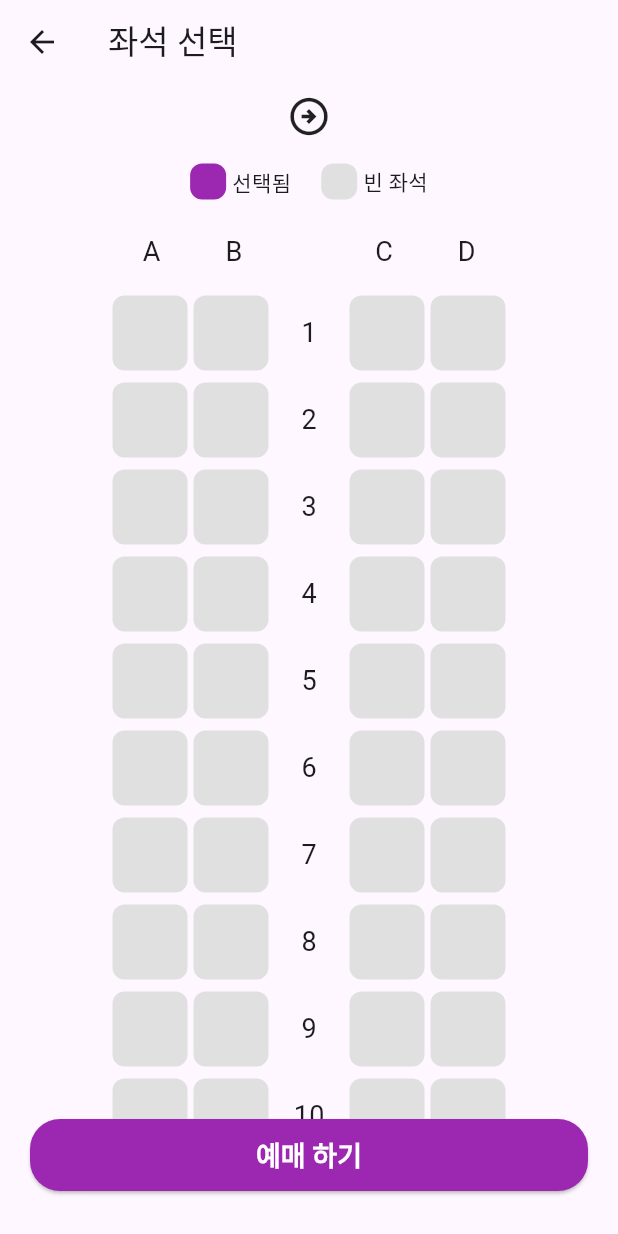
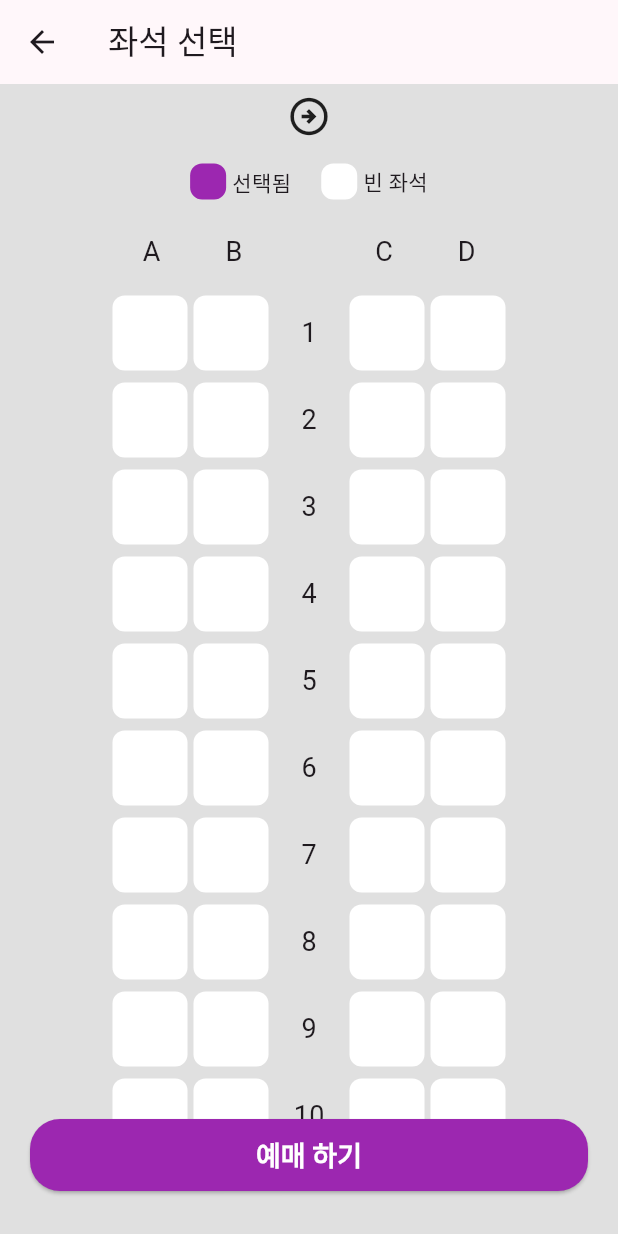
Before and after one commit to mmiemmiedevelop/flutter_train_app, a Flutter app: the screen it shows after launch, after a tap on "좌석 선택", on a phone screen of 412 x 824 dp. Run offline on Flutter 3.47's test engine with Material 3 defaults, Android fonts, the phone set to English and light mode, and no system bars.

Commit message:
style: 다크모드 적용

```diff
--- a/lib/home_page.dart
+++ b/lib/home_page.dart
@@ -13,7 +13,7 @@ class MyHomePage extends StatefulWidget {
 class _MyHomePageState extends State<MyHomePage> {
   String? _departureStation;
   String? _arrivalStation;
-  String? _selectedSeat;// 일단만들어둠 > 추후쓸지도...
+  String? _selectedSeat; // 일단만들어둠 > 추후쓸지도...
 
   @override
   Widget build(BuildContext context) {
@@ -31,7 +31,7 @@ class _MyHomePageState extends State<MyHomePage> {
   // 2. 바디
   Widget _buildBody() {
     return Container(
-      color: Colors.grey[300],
+      color: Theme.of(context).scaffoldBackgroundColor,
       child: Center(
         child: Column(
           mainAxisAlignment: MainAxisAlignment.center,
@@ -53,7 +53,7 @@ class _MyHomePageState extends State<MyHomePage> {
       padding: const EdgeInsets.symmetric(horizontal: 20),
       child: DecoratedBox(
         decoration: BoxDecoration(
-          color: Colors.white,
+          color: Theme.of(context).canvasColor,
           borderRadius: BorderRadius.circular(20),
         ),
         child: SizedBox(
--- a/lib/main.dart
+++ b/lib/main.dart
@@ -11,13 +11,30 @@ class MyApp extends StatelessWidget {
   @override
   Widget build(BuildContext context) {
     return MaterialApp(
-      debugShowCheckedModeBanner: false,
+      themeMode: ThemeMode.light,
       theme: ThemeData(
-        colorScheme: ColorScheme.fromSeed(seedColor: Colors.deepPurple),
         useMaterial3: true,
+        colorScheme: ColorScheme.fromSeed(
+          seedColor: Colors.purple,
+          brightness: Brightness.light,
+        ),
+        scaffoldBackgroundColor: Colors.grey[300],
+        dividerColor: Colors.grey[300],
+        cardColor: Colors.grey[200],
+        canvasColor: Colors.white,
       ),
-      initialRoute: '/',
-      routes: {'/': (context) => const MyHomePage()},
+      darkTheme: ThemeData(
+        useMaterial3: true,
+        colorScheme: ColorScheme.fromSeed(
+          seedColor: Colors.purple,
+          brightness: Brightness.dark,
+        ),
+        scaffoldBackgroundColor: Colors.grey[900]!.withAlpha(90),
+        dividerColor: Colors.grey[800],
+        cardColor: Colors.grey[900]!.withAlpha(90),
+        canvasColor: Colors.grey[700],
+      ),
+      home: const MyHomePage(),
     );
   }
 }
--- a/lib/seat_page.dart
+++ b/lib/seat_page.dart
@@ -90,6 +90,7 @@ class _SeatPageState extends State<SeatPage> {
   @override
   Widget build(BuildContext context) {
     return Scaffold(
+      backgroundColor: Theme.of(context).scaffoldBackgroundColor,
       appBar: AppBar(title: const Text(Lang.selectSeat)),
       body: Column(
         mainAxisAlignment: MainAxisAlignment.center,
--- a/lib/station_list_page.dart
+++ b/lib/station_list_page.dart
@@ -18,6 +18,7 @@ class StationListPage extends StatelessWidget {
         .toList();
 
     return Scaffold(
+      backgroundColor: Theme.of(context).scaffoldBackgroundColor,
       appBar: AppBar(title: Text(title)),
       body: SafeArea(
         child: ListView.builder(
@@ -58,8 +59,10 @@ class StationListItem extends StatelessWidget {
           style: const TextStyle(fontSize: 18, fontWeight: FontWeight.bold),
         ),
         onTap: () => onSelected(stationName),
-        shape: Border(bottom: BorderSide(color: Colors.grey[300]!, width: 1)),
-        tileColor: Colors.white,
+        shape: Border(
+          bottom: BorderSide(color: Theme.of(context).dividerColor, width: 1),
+        ),
+        tileColor: Theme.of(context).cardColor,
       ),
     );
   }
--- a/lib/subView/seat_dot_view.dart
+++ b/lib/subView/seat_dot_view.dart
@@ -12,8 +12,8 @@ class SeatDotView extends StatelessWidget {
         mainAxisAlignment: MainAxisAlignment.center,
         children: [
           _buildLegendBox(Colors.purple, Lang.selected),
-          SizedBox(width: 20),// 사이 간격
-          _buildLegendBox(Colors.grey[300]!, Lang.empty),
+          SizedBox(width: 20), // 사이 간격
+          _buildLegendBox(Theme.of(context).canvasColor, Lang.empty),
         ],
       ),
     );
--- a/lib/subView/seat_select_box.dart
+++ b/lib/subView/seat_select_box.dart
@@ -24,7 +24,13 @@ class SeatSelectBox extends StatelessWidget {
             child: Column(
               children: [
                 for (int i = 1; i <= rowCount; i++)
-                  row(i, onSelected, selectedRow ?? 0, selectedCol ?? 0),
+                  row(
+                    i,
+                    onSelected,
+                    selectedRow ?? 0,
+                    selectedCol ?? 0,
+                    context,
+                  ),
               ],
             ),
           ),
@@ -65,6 +71,7 @@ class SeatSelectBox extends StatelessWidget {
     Function(int, int) onSelected,
     int selectedRow,
     int selectedCol,
+    BuildContext context, // UI 컬러 전달용 context
   ) {
     return Padding(
       padding: const EdgeInsets.symmetric(
@@ -74,8 +81,8 @@ class SeatSelectBox extends StatelessWidget {
       child: Row(
         mainAxisAlignment: MainAxisAlignment.center,
         children: [
-          seat(rowNum, 1, onSelected, selectedRow, selectedCol),
-          seat(rowNum, 2, onSelected, selectedRow, selectedCol),
+          seat(rowNum, 1, onSelected, selectedRow, selectedCol, context),
+          seat(rowNum, 2, onSelected, selectedRow, selectedCol, context),
           SizedBox(
             width: 50,
             height: 50,
@@ -83,8 +90,8 @@ class SeatSelectBox extends StatelessWidget {
               child: Text(rowNum.toString(), style: TextStyle(fontSize: 18)),
             ),
           ),
-          seat(rowNum, 3, onSelected, selectedRow, selectedCol),
-          seat(rowNum, 4, onSelected, selectedRow, selectedCol),
+          seat(rowNum, 3, onSelected, selectedRow, selectedCol, context),
+          seat(rowNum, 4, onSelected, selectedRow, selectedCol, context),
         ],
       ),
     );
@@ -97,6 +104,7 @@ class SeatSelectBox extends StatelessWidget {
     Function(int, int) onSelected,
     int selectedRow,
     int selectedCol,
+    BuildContext context,// UI 컬러 전달용 context
   ) {
     return Padding(
       padding: const EdgeInsets.symmetric(horizontal: 2.0), // 가로 간격 4 (좌우 2씩)
@@ -111,7 +119,7 @@ class SeatSelectBox extends StatelessWidget {
             decoration: BoxDecoration(
               color: rowNum == selectedRow && colNum == selectedCol
                   ? Colors.purple
-                  : Colors.grey[300],
+                  : Theme.of(context).canvasColor,
               borderRadius: BorderRadius.circular(8),
             ),
           ),
```
